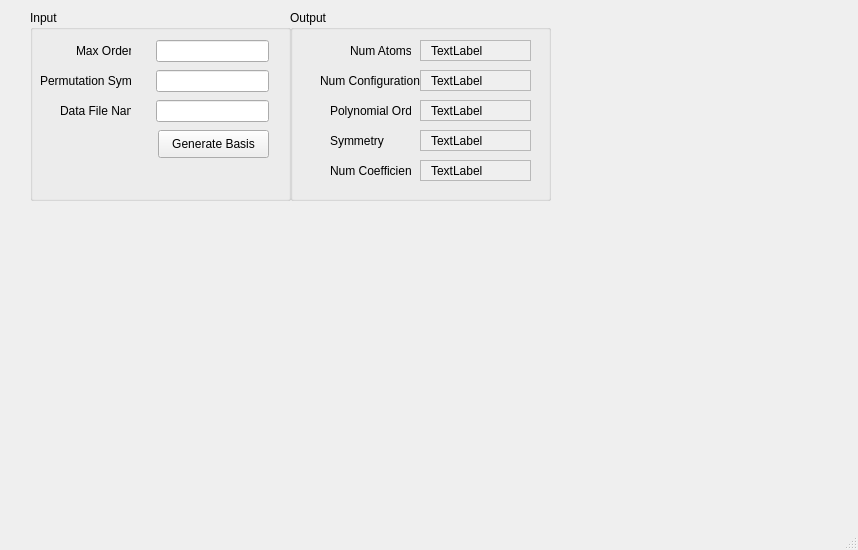
First picture: the form in MSA/msa.ui, repository thejeffreyli/gui_msa, before the edit.
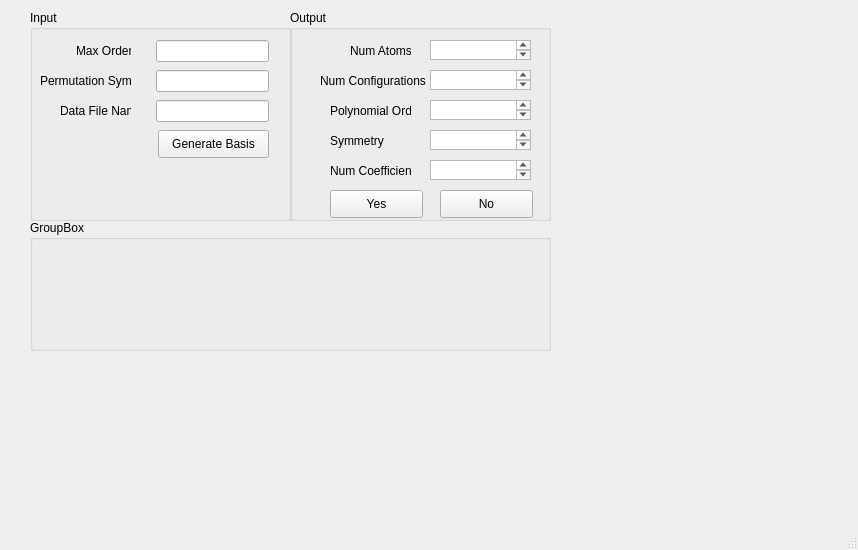
Second picture: the form after the edit.

What changed in the file:
```diff
--- a/MSA/msa.ui
+++ b/MSA/msa.ui
@@ -20,7 +20,7 @@
       <x>30</x>
       <y>10</y>
       <width>261</width>
-      <height>191</height>
+      <height>211</height>
      </rect>
     </property>
     <property name="title">
@@ -115,48 +115,12 @@
       <x>290</x>
       <y>10</y>
       <width>261</width>
-      <height>191</height>
+      <height>211</height>
      </rect>
     </property>
     <property name="title">
      <string>Output</string>
     </property>
-    <widget class="QScrollArea" name="scrollArea">
-     <property name="geometry">
-      <rect>
-       <x>130</x>
-       <y>30</y>
-       <width>111</width>
-       <height>21</height>
-      </rect>
-     </property>
-     <property name="widgetResizable">
-      <bool>true</bool>
-     </property>
-     <widget class="QWidget" name="scrollAreaWidgetContents">
-      <property name="geometry">
-       <rect>
-        <x>0</x>
-        <y>0</y>
-        <width>109</width>
-        <height>19</height>
-       </rect>
-      </property>
-      <widget class="QLabel" name="label_9">
-       <property name="geometry">
-        <rect>
-         <x>10</x>
-         <y>0</y>
-         <width>91</width>
-         <height>20</height>
-        </rect>
-       </property>
-       <property name="text">
-        <string>TextLabel</string>
-       </property>
-      </widget>
-     </widget>
-    </widget>
     <widget class="QLabel" name="label_4">
      <property name="geometry">
       <rect>
@@ -183,42 +147,6 @@
       <string>Num Configurations</string>
      </property>
     </widget>
-    <widget class="QScrollArea" name="scrollArea_2">
-     <property name="geometry">
-      <rect>
-       <x>130</x>
-       <y>60</y>
-       <width>111</width>
-       <height>21</height>
-      </rect>
-     </property>
-     <property name="widgetResizable">
-      <bool>true</bool>
-     </property>
-     <widget class="QWidget" name="scrollAreaWidgetContents_2">
-      <property name="geometry">
-       <rect>
-        <x>0</x>
-        <y>0</y>
-        <width>109</width>
-        <height>19</height>
-       </rect>
-      </property>
-      <widget class="QLabel" name="label_10">
-       <property name="geometry">
-        <rect>
-         <x>10</x>
-         <y>0</y>
-         <width>91</width>
-         <height>20</height>
-        </rect>
-       </property>
-       <property name="text">
-        <string>TextLabel</string>
-       </property>
-      </widget>
-     </widget>
-    </widget>
     <widget class="QLabel" name="label_6">
      <property name="geometry">
       <rect>
@@ -245,114 +173,6 @@
       <string>Symmetry</string>
      </property>
     </widget>
-    <widget class="QScrollArea" name="scrollArea_3">
-     <property name="geometry">
-      <rect>
-       <x>130</x>
-       <y>90</y>
-       <width>111</width>
-       <height>21</height>
-      </rect>
-     </property>
-     <property name="widgetResizable">
-      <bool>true</bool>
-     </property>
-     <widget class="QWidget" name="scrollAreaWidgetContents_3">
-      <property name="geometry">
-       <rect>
-        <x>0</x>
-        <y>0</y>
-        <width>109</width>
-        <height>19</height>
-       </rect>
-      </property>
-      <widget class="QLabel" name="label_11">
-       <property name="geometry">
-        <rect>
-         <x>10</x>
-         <y>0</y>
-         <width>91</width>
-         <height>20</height>
-        </rect>
-       </property>
-       <property name="text">
-        <string>TextLabel</string>
-       </property>
-      </widget>
-     </widget>
-    </widget>
-    <widget class="QScrollArea" name="scrollArea_4">
-     <property name="geometry">
-      <rect>
-       <x>130</x>
-       <y>120</y>
-       <width>111</width>
-       <height>21</height>
-      </rect>
-     </property>
-     <property name="widgetResizable">
-      <bool>true</bool>
-     </property>
-     <widget class="QWidget" name="scrollAreaWidgetContents_4">
-      <property name="geometry">
-       <rect>
-        <x>0</x>
-        <y>0</y>
-        <width>109</width>
-        <height>19</height>
-       </rect>
-      </property>
-      <widget class="QLabel" name="label_12">
-       <property name="geometry">
-        <rect>
-         <x>10</x>
-         <y>0</y>
-         <width>91</width>
-         <height>20</height>
-        </rect>
-       </property>
-       <property name="text">
-        <string>TextLabel</string>
-       </property>
-      </widget>
-     </widget>
-    </widget>
-    <widget class="QScrollArea" name="scrollArea_5">
-     <property name="geometry">
-      <rect>
-       <x>130</x>
-       <y>150</y>
-       <width>111</width>
-       <height>21</height>
-      </rect>
-     </property>
-     <property name="widgetResizable">
-      <bool>true</bool>
-     </property>
-     <widget class="QWidget" name="scrollAreaWidgetContents_5">
-      <property name="geometry">
-       <rect>
-        <x>0</x>
-        <y>0</y>
-        <width>109</width>
-        <height>19</height>
-       </rect>
-      </property>
-      <widget class="QLabel" name="label_13">
-       <property name="geometry">
-        <rect>
-         <x>10</x>
-         <y>0</y>
-         <width>91</width>
-         <height>20</height>
-        </rect>
-       </property>
-       <property name="text">
-        <string>TextLabel</string>
-       </property>
-      </widget>
-     </widget>
-    </widget>
     <widget class="QLabel" name="label_8">
      <property name="geometry">
       <rect>
@@ -366,6 +186,95 @@
       <string>Num Coefficients</string>
      </property>
     </widget>
+    <widget class="QTextBrowser" name="textBrowser">
+     <property name="geometry">
+      <rect>
+       <x>140</x>
+       <y>30</y>
+       <width>101</width>
+       <height>20</height>
+      </rect>
+     </property>
+    </widget>
+    <widget class="QTextBrowser" name="textBrowser_2">
+     <property name="geometry">
+      <rect>
+       <x>140</x>
+       <y>60</y>
+       <width>101</width>
+       <height>20</height>
+      </rect>
+     </property>
+    </widget>
+    <widget class="QTextBrowser" name="textBrowser_3">
+     <property name="geometry">
+      <rect>
+       <x>140</x>
+       <y>90</y>
+       <width>101</width>
+       <height>20</height>
+      </rect>
+     </property>
+    </widget>
+    <widget class="QTextBrowser" name="textBrowser_4">
+     <property name="geometry">
+      <rect>
+       <x>140</x>
+       <y>120</y>
+       <width>101</width>
+       <height>20</height>
+      </rect>
+     </property>
+    </widget>
+    <widget class="QTextBrowser" name="textBrowser_5">
+     <property name="geometry">
+      <rect>
+       <x>140</x>
+       <y>150</y>
+       <width>101</width>
+       <height>20</height>
+      </rect>
+     </property>
+    </widget>
+    <widget class="QPushButton" name="button2">
+     <property name="geometry">
+      <rect>
+       <x>40</x>
+       <y>180</y>
+       <width>93</width>
+       <height>28</height>
+      </rect>
+     </property>
+     <property name="text">
+      <string>Yes</string>
+     </property>
+    </widget>
+    <widget class="QPushButton" name="button3">
+     <property name="geometry">
+      <rect>
+       <x>150</x>
+       <y>180</y>
+       <width>93</width>
+       <height>28</height>
+      </rect>
+     </property>
+     <property name="text">
+      <string>No</string>
+     </property>
+    </widget>
+   </widget>
+   <widget class="QGroupBox" name="groupBox_3">
+    <property name="geometry">
+     <rect>
+      <x>30</x>
+      <y>220</y>
+      <width>521</width>
+      <height>131</height>
+     </rect>
+    </property>
+    <property name="title">
+     <string>GroupBox</string>
+    </property>
    </widget>
   </widget>
   <widget class="QMenuBar" name="menubar">
```
